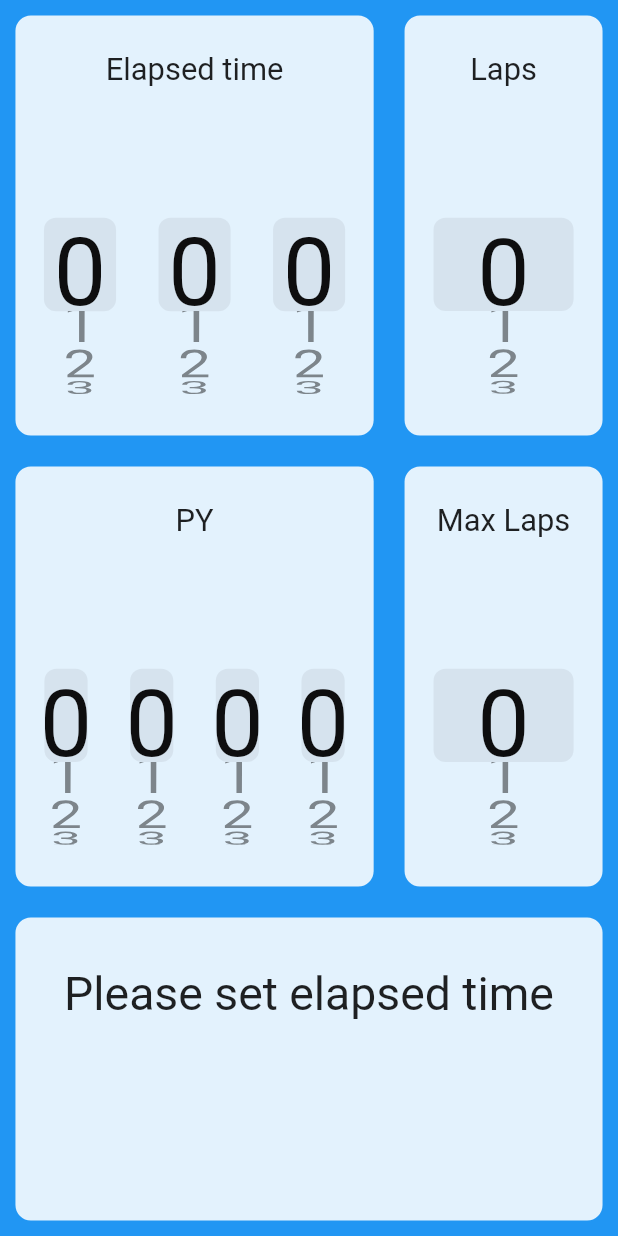
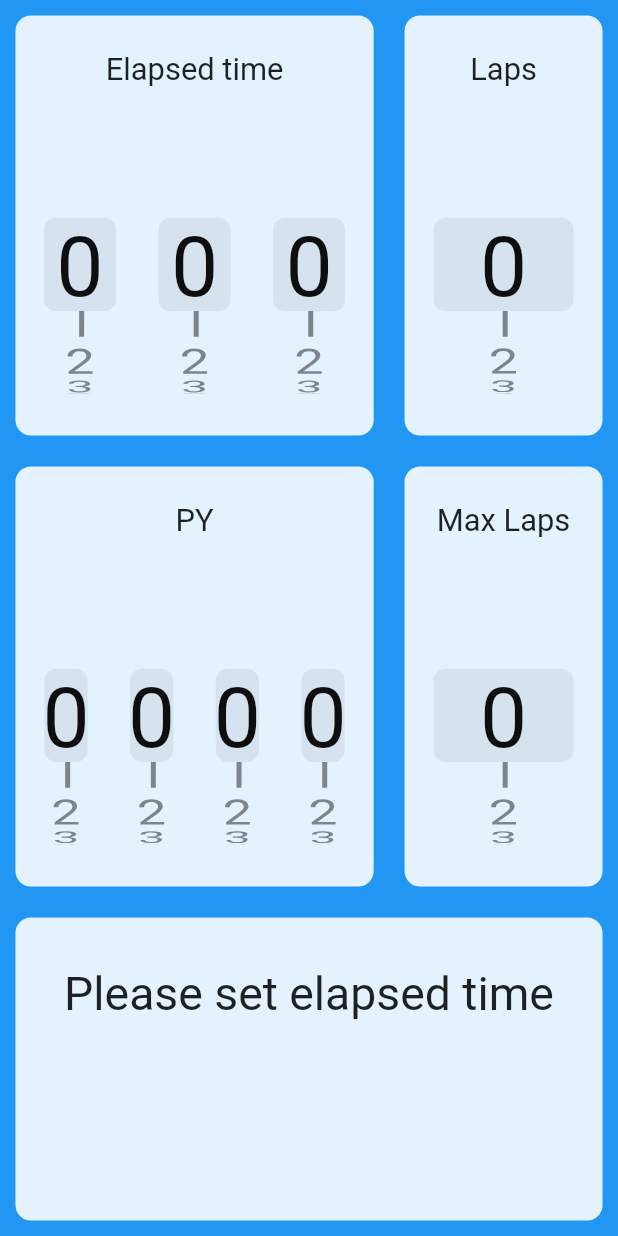
Before and after one commit to davidanew/pycalc_flutter, a Flutter app: the screen it shows after launch, on a phone screen of 412 x 824 dp. Run offline on Flutter 3.47's test engine with Material 2 defaults, Android fonts, the phone set to English and light mode, and no system bars; our stand-ins replace rxdart.

Commit message:
Fixed alighnment problem

```diff
--- a/lib/controller.dart
+++ b/lib/controller.dart
@@ -5,12 +5,27 @@ import 'package:rxdart/rxdart.dart';
 class Controller {
   String testString = 'Test string';
 
-  final List<Text> picker0To9 =
-      Iterable<int>.generate(10).map<Text>((i) => Text(i.toString())).toList();
-  final List<Text> picker0To59 =
-      Iterable<int>.generate(60).map<Text>((i) => Text(i.toString())).toList();
-  final List<Text> picker0To99 =
-      Iterable<int>.generate(100).map<Text>((i) => Text(i.toString())).toList();
+  final List<Widget> picker0To9 = Iterable<int>.generate(10)
+//      .map<Widget>(
+//        (i) => Container(
+//          //margin: EdgeInsets.only(bottom: 20),
+//          child: Column(
+//            children: <Widget>[
+//              Text(
+//                i.toString(),
+//              ),
+//            ],
+//          ),
+//        ),
+//      )
+      .map<Widget>((i) => Text(i.toString()))
+      .toList();
+  final List<Widget> picker0To59 = Iterable<int>.generate(60)
+      .map<Widget>((i) => Text(i.toString()))
+      .toList();
+  final List<Widget> picker0To99 = Iterable<int>.generate(100)
+      .map<Widget>((i) => Text(i.toString()))
+      .toList();
 
   ReplaySubject<int> lapsIndexSubject = ReplaySubject<int>();
   ReplaySubject<int> maxLapsIndexSubject = ReplaySubject<int>();
--- a/lib/main.dart
+++ b/lib/main.dart
@@ -436,7 +436,7 @@ class Experiment extends StatelessWidget {
 
 class PickerContainer extends StatelessWidget {
   final void Function(int) onSelectedItemChanged;
-  final List<Text> contents;
+  final List<Widget> contents;
 
   PickerContainer(
       {@required this.contents, @required this.onSelectedItemChanged});
@@ -463,7 +463,7 @@ class PickerContainer extends StatelessWidget {
 
               //backgroundColor: Colors.blue.shade900,
               //decorationColor: Colors.green,
-              fontSize: constraint.maxHeight * 0.2,
+              fontSize: constraint.maxHeight * 0.18,
               color: Colors.black,
               textBaseline: TextBaseline.alphabetic,
             )
```
Also changed, not shown: 1 other file.
